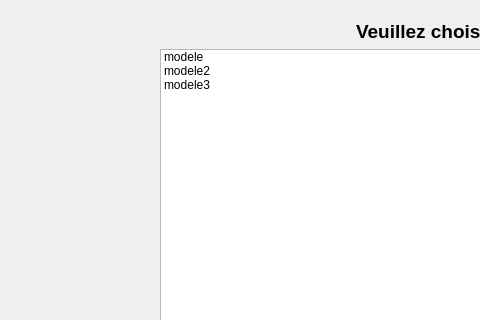
Before: the Qt Designer form choix_modele.ui in lmabille/LO21---Printemps-2021---Projet-Cellulut, drawn with Qt 5; both pictures show x 0 to 480 and y 0 to 320 of the 1050 by 611 pixel window.
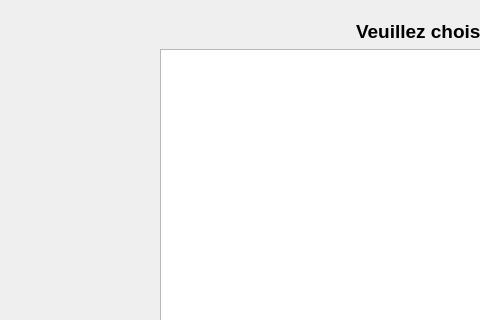
After: the same form once the commit is applied.

What changed in the file:
```diff
--- a/choix_modele.ui
+++ b/choix_modele.ui
@@ -47,23 +47,7 @@
      </widget>
     </item>
     <item>
-     <widget class="QListWidget" name="listWidget_2">
-      <item>
-       <property name="text">
-        <string>modele</string>
-       </property>
-      </item>
-      <item>
-       <property name="text">
-        <string>modele2</string>
-       </property>
-      </item>
-      <item>
-       <property name="text">
-        <string>modele3</string>
-       </property>
-      </item>
-     </widget>
+     <widget class="QListWidget" name="listWidget_2"/>
     </item>
    </layout>
   </widget>
```
Left out of the diff: 19 changed lines with no effect on the pictures.
